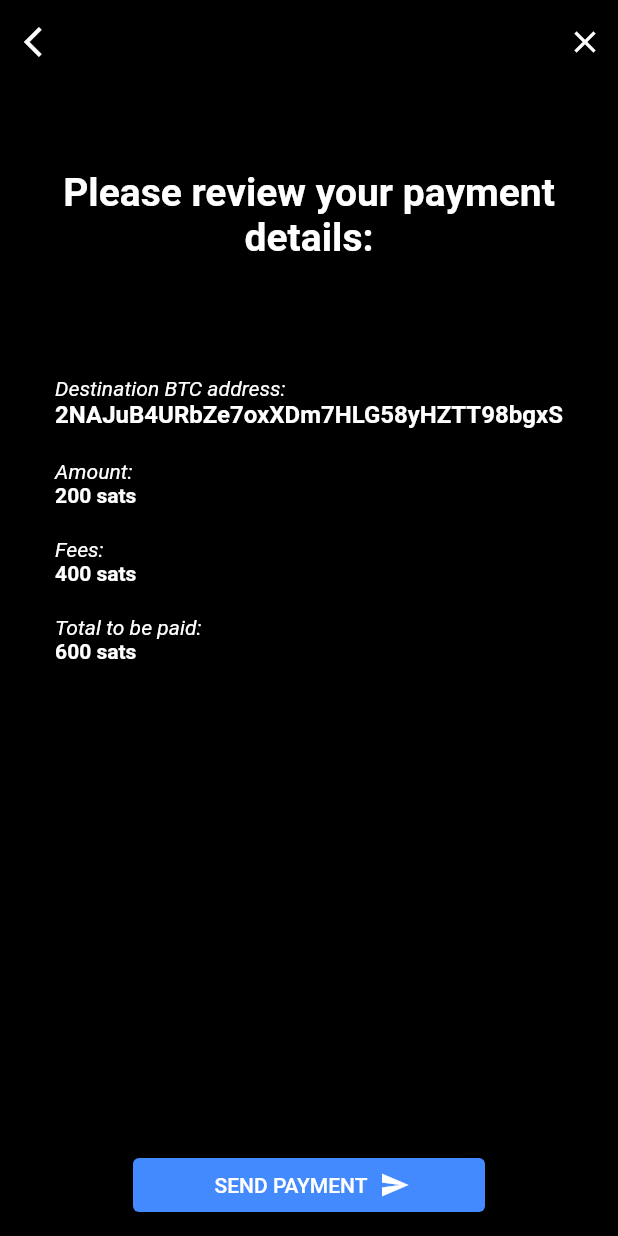
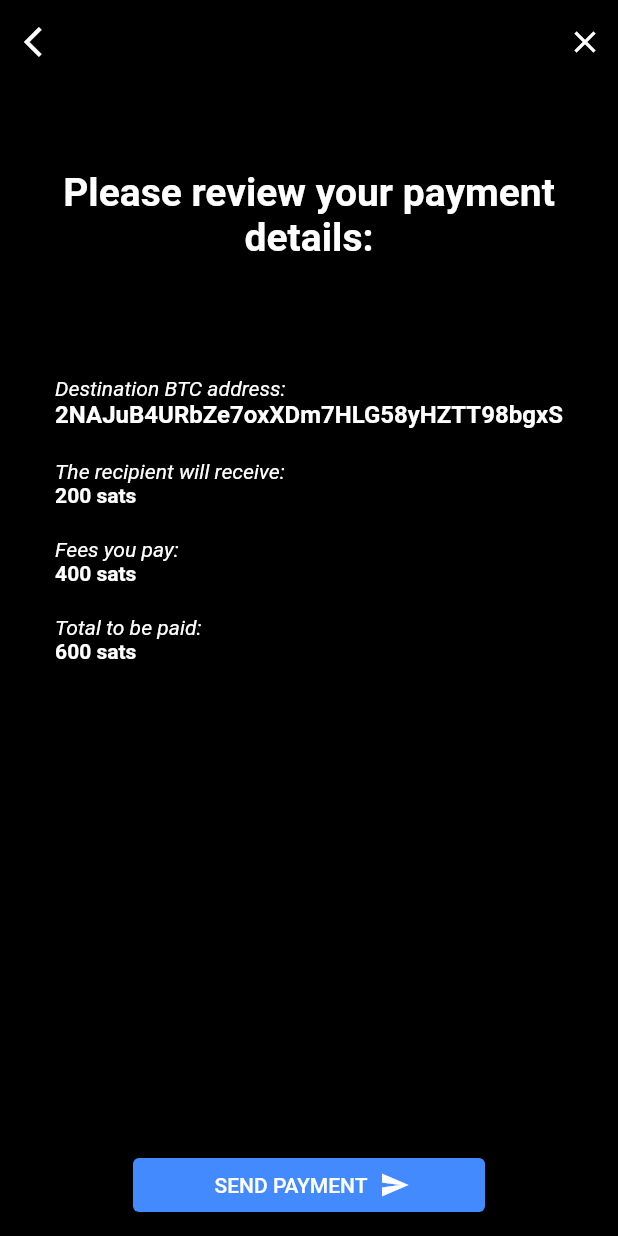
Before and after one commit to hvmelo/salamander_app, a Flutter app: the OnChainPaymentConfirmationView screen opened directly, on a phone screen of 412 x 824 dp. Run offline on Flutter 3.47's test engine with Material 2 defaults, Android fonts, the phone set to English and light mode, and no system bars; our stand-ins replace bloc, cloud_firestore, cloud_functions, equatable, firebase_auth, firebase_core and 4 more; missing offline and left inert: bolt11_decoder, coinslib, flow_builder, numeric_keyboard, qr_code_scanner; accounts and stored records are empty; project files that could hold a hidden picture were left out.

Commit message:
Update on_chain_payment_confirmation_view.dart

```diff
--- a/lib/send_payment/pages/payment_confirmation/on_chain/view/on_chain_payment_confirmation_view.dart
+++ b/lib/send_payment/pages/payment_confirmation/on_chain/view/on_chain_payment_confirmation_view.dart
@@ -111,7 +111,7 @@ class OnChainPaymentConfirmationView extends StatelessWidget {
                             ),
                             const SizedBox(height: 20),
                             const Text(
-                              'Amount:',
+                              'The recipient will receive:',
                               textAlign: TextAlign.left,
                               style: TextStyle(
                                 color: Colors.white,
@@ -130,7 +130,7 @@ class OnChainPaymentConfirmationView extends StatelessWidget {
                             ),
                             const SizedBox(height: 20),
                             const Text(
-                              'Fees:',
+                              'Fees you pay:',
                               textAlign: TextAlign.left,
                               style: TextStyle(
                                 color: Colors.white,
```
